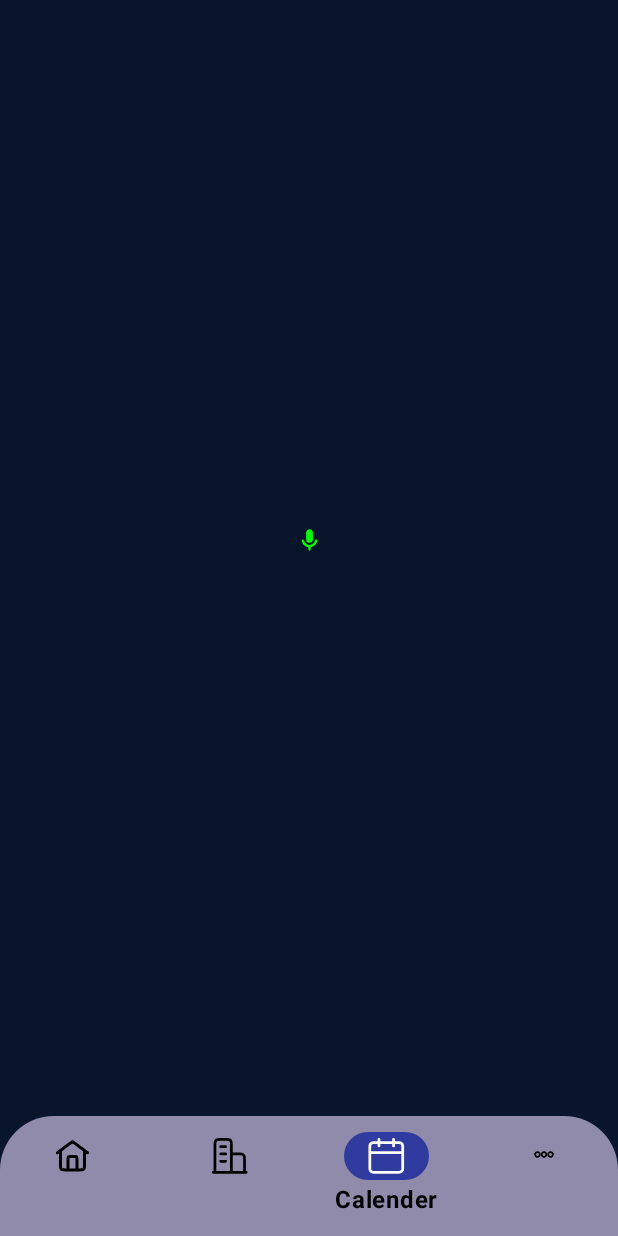
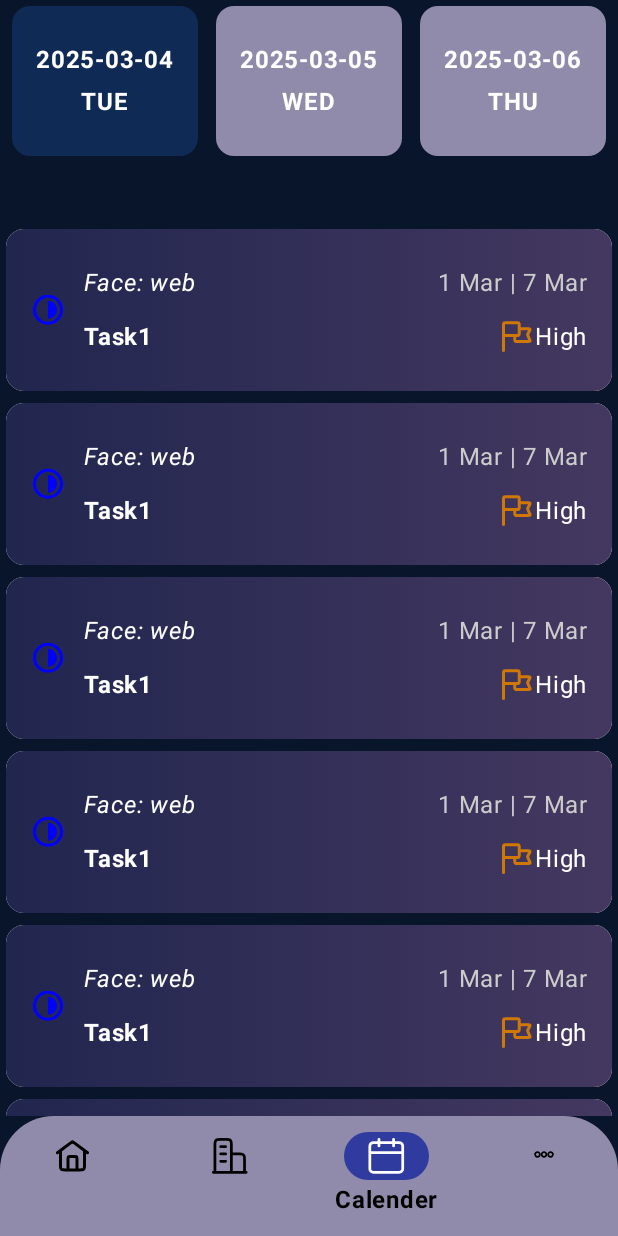
Before and after one commit to dev-dash0/Mobile-DevDash, an Android app built with Jetpack Compose: the MainScreen screen opened through its navigation route, item 3 of the bottom bar chosen, on a phone screen of 412 x 824 dp. Run offline under Robolectric (Android 15) with nearby library versions, the phone set to English and light mode, and no system bars; our stand-ins replace Dagger/Hilt's generated code; pictures from the network do not load.

Commit message:
Add calender ui with static data

```diff
--- a/app/src/main/java/com/elfeky/devdash/ui/screens/main_screens/calender/CalenderScreen.kt
+++ b/app/src/main/java/com/elfeky/devdash/ui/screens/main_screens/calender/CalenderScreen.kt
@@ -1,39 +1,41 @@
 package com.elfeky.devdash.ui.screens.main_screens.calender
 
-import androidx.compose.foundation.layout.Arrangement
 import androidx.compose.foundation.layout.Column
 import androidx.compose.foundation.layout.fillMaxSize
-import androidx.compose.foundation.layout.size
-import androidx.compose.material3.Text
+import androidx.compose.foundation.rememberScrollState
+import androidx.compose.foundation.verticalScroll
 import androidx.compose.runtime.Composable
-import androidx.compose.runtime.getValue
-import androidx.compose.runtime.mutableStateOf
+import androidx.compose.runtime.mutableIntStateOf
 import androidx.compose.runtime.remember
-import androidx.compose.runtime.setValue
 import androidx.compose.ui.Alignment
 import androidx.compose.ui.Modifier
-import androidx.compose.ui.unit.dp
-import com.elfeky.devdash.ui.common.component.voice_to_text_button.VoiceToTextButton
+import androidx.hilt.navigation.compose.hiltViewModel
+import com.elfeky.devdash.ui.screens.main_screens.calender.components.CalenderIssuesSection
+import com.elfeky.devdash.ui.screens.main_screens.calender.components.DaysSection
 
 @Composable
 fun CalenderScreen(
     accessToken: String,
     refreshToken: String,
-    modifier: Modifier = Modifier
+    modifier: Modifier = Modifier,
+    viewModel: CalenderViewModel = hiltViewModel()
 ) {
     Column(
-        modifier = modifier.fillMaxSize(),
-        verticalArrangement = Arrangement.Center,
+        modifier = modifier
+            .fillMaxSize()
+            .verticalScroll(rememberScrollState()),
         horizontalAlignment = Alignment.CenterHorizontally
     ) {
-        var text by remember { mutableStateOf("") }
+        var selectedIndex = remember { mutableIntStateOf(0) }
 
-
-        VoiceToTextButton(
-            modifier = Modifier.size(18.dp),
-        ) {
-            text = it
-        }
-        Text(text = text)
+        DaysSection(
+            modifier = Modifier.weight(1f),
+            dates = viewModel.dates,
+            selectedIndex = selectedIndex
+        )
+        CalenderIssuesSection(
+            modifier = Modifier.weight(4f),
+            issues = viewModel.issues[selectedIndex.intValue]
+        )
     }
 }
--- /dev/null
+++ b/app/src/main/java/com/elfeky/devdash/ui/screens/main_screens/calender/CalenderViewModel.kt
@@ -0,0 +1,137 @@
+package com.elfeky.devdash.ui.screens.main_screens.calender
+
+import androidx.lifecycle.ViewModel
+import com.elfeky.domain.model.CalenderIssue
+import dagger.hilt.android.lifecycle.HiltViewModel
+import java.time.LocalDate
+import java.time.format.DateTimeFormatter
+import javax.inject.Inject
+
+@HiltViewModel
+class CalenderViewModel @Inject constructor() : ViewModel() {
+
+
+    val dates = listOf("2025-03-04", "2025-03-05", "2025-03-06")
+    val issues: List<List<CalenderIssue>> = listOf(
+        listOf(
+            CalenderIssue(
+                title = "Task1",
+                priority = "High",
+                startDate = "2025-03-01",
+                deadline = "2025-03-07",
+                projectName = "web",
+                tenantName = "Face"
+            ),
+            CalenderIssue(
+                title = "Task1",
+                priority = "High",
+                startDate = "2025-03-01",
+                deadline = "2025-03-07",
+                projectName = "web",
+                tenantName = "Face"
+            ),
+            CalenderIssue(
+                title = "Task1",
+                priority = "High",
+                startDate = "2025-03-01",
+                deadline = "2025-03-07",
+                projectName = "web",
+                tenantName = "Face"
+            ),
+            CalenderIssue(
+                title = "Task1",
+                priority = "High",
+                startDate = "2025-03-01",
+                deadline = "2025-03-07",
+                projectName = "web",
+                tenantName = "Face"
+            ),
+            CalenderIssue(
+                title = "Task1",
+                priority = "High",
+                startDate = "2025-03-01",
+                deadline = "2025-03-07",
+                projectName = "web",
+                tenantName = "Face"
+            ),
+            CalenderIssue(
+                title = "Task1",
+                priority = "High",
+                startDate = "2025-03-01",
+                deadline = "2025-03-07",
+                projectName = "web",
+                tenantName = "Face"
+            ),
+
+            ),
+        listOf(
+            CalenderIssue(
+                title = "Task2",
+                priority = "High",
+                startDate = "2025-03-01",
+                deadline = "2025-03-07",
+                projectName = "web",
+                tenantName = "Face"
+            ),
+            CalenderIssue(
+                title = "Task2",
+                priority = "High",
+                startDate = "2025-03-01",
+                deadline = "2025-03-07",
+                projectName = "web",
+                tenantName = "Face"
+            ),
+            CalenderIssue(
+                title = "Task2",
+                priority = "High",
+                startDate = "2025-03-01",
+                deadline = "2025-03-07",
+                projectName = "web",
+                tenantName = "Face"
+            ),
+
+            ),
+        listOf(
+            CalenderIssue(
+                title = "Task3",
+                priority = "High",
+                startDate = "2025-03-01",
+                deadline = "2025-03-07",
+                projectName = "web",
+                tenantName = "Face"
+            ),
+            CalenderIssue(
+                title = "Task3",
+                priority = "High",
+                startDate = "2025-03-01",
+                deadline = "2025-03-07",
+                projectName = "web",
+                tenantName = "Face"
+            ),
+            CalenderIssue(
+                title = "Task3",
+                priority = "High",
+                startDate = "2025-03-01",
+                deadline = "2025-03-07",
+                projectName = "web",
+                tenantName = "Face"
+            ),
+
+            )
+    )
+
+
+    fun getDayOfWeek(dateString: String): String {
+        val formatter = DateTimeFormatter.ofPattern("yyyy-MM-dd")
+        val date = LocalDate.parse(dateString, formatter)
+        return date.dayOfWeek.toString().substring(0, 3)
+    }
+
+    fun formatDate(dateString: String): String {
+        val inputFormatter = DateTimeFormatter.ofPattern("yyyy-MM-dd")
+        val date = LocalDate.parse(dateString, inputFormatter)
+        val outputFormatter = DateTimeFormatter.ofPattern("d MMM")
+        return date.format(outputFormatter)
+    }
+
+}
--- /dev/null
+++ b/app/src/main/java/com/elfeky/devdash/ui/screens/main_screens/calender/components/CalenderIssueChip.kt
@@ -0,0 +1,113 @@
+package com.elfeky.devdash.ui.screens.main_screens.calender.components
+
+import androidx.compose.foundation.background
+import androidx.compose.foundation.layout.Arrangement
+import androidx.compose.foundation.layout.Box
+import androidx.compose.foundation.layout.Column
+import androidx.compose.foundation.layout.Row
+import androidx.compose.foundation.layout.Spacer
+import androidx.compose.foundation.layout.fillMaxSize
+import androidx.compose.foundation.layout.fillMaxWidth
+import androidx.compose.foundation.layout.height
+import androidx.compose.foundation.layout.padding
+import androidx.compose.foundation.layout.width
+import androidx.compose.material3.Card
+import androidx.compose.material3.Icon
+import androidx.compose.material3.MaterialTheme
+import androidx.compose.material3.Text
+import androidx.compose.runtime.Composable
+import androidx.compose.ui.Alignment
+import androidx.compose.ui.Modifier
+import androidx.compose.ui.graphics.Color
+import androidx.compose.ui.graphics.vector.ImageVector
+import androidx.compose.ui.res.vectorResource
+import androidx.compose.ui.text.font.FontStyle
+import androidx.compose.ui.text.font.FontWeight
+import androidx.compose.ui.unit.dp
+import androidx.hilt.navigation.compose.hiltViewModel
+import com.elfeky.devdash.ui.utils.cardGradientBackground
+import com.elfeky.domain.model.CalenderIssue
+import com.elfeky.devdash.R
+import com.elfeky.devdash.ui.screens.main_screens.calender.CalenderViewModel
+import com.elfeky.devdash.ui.theme.Orange
+
+@Composable
+fun CalenderIssueChip(
+    modifier: Modifier = Modifier,
+    calenderIssue: CalenderIssue,
+    viewModel: CalenderViewModel = hiltViewModel()
+) {
+    Card(
+        modifier = modifier,
+    ) {
+        Box(
+            modifier = Modifier
+                .fillMaxSize()
+                .background(cardGradientBackground)
+                .padding(horizontal = 16.dp, vertical = 24.dp)
+        ) {
+            Column(
+                modifier = Modifier.fillMaxSize()
+            ) {
+                Row(
+                    verticalAlignment = Alignment.CenterVertically,
+                    modifier = Modifier.fillMaxWidth()
+                ) {
+                    Icon(
+                        imageVector = ImageVector.vectorResource(R.drawable.status),
+                        contentDescription = "status",
+                        tint = Color.Blue
+                    )
+                    Spacer(Modifier.width(12.dp))
+                    Column(
+                        verticalArrangement = Arrangement.Center,
+                        horizontalAlignment = Alignment.CenterHorizontally
+                    ) {
+                        Row(
+                            verticalAlignment = Alignment.CenterVertically,
+                            horizontalArrangement = Arrangement.SpaceBetween,
+                            modifier = Modifier.fillMaxWidth()
+                        ) {
+                            Text(
+                                text = "${calenderIssue.tenantName}: ${calenderIssue.projectName}",
+                                color = MaterialTheme.colorScheme.onBackground,
+                                fontStyle = FontStyle.Italic
+                            )
+                            Text(
+                                text = "${viewModel.formatDate(calenderIssue.startDate)} | ${
+                                    viewModel.formatDate(
+                                        calenderIssue.deadline
+                                    )
+                                }",
+                                color = Color.LightGray
+                            )
+                        }
+                        Spacer(Modifier.height(12.dp))
+                        Row(
+                            verticalAlignment = Alignment.CenterVertically,
+                            horizontalArrangement = Arrangement.SpaceBetween,
+                            modifier = Modifier.fillMaxWidth()
+                        ) {
+                            Text(
+                                text = calenderIssue.title,
+                                color = MaterialTheme.colorScheme.onBackground,
+                                fontWeight = FontWeight.Bold
+                            )
+                            Row {
+                                Icon(
+                                    imageVector = ImageVector.vectorResource(R.drawable.flag_ic),
+                                    contentDescription = "Priority",
+                                    tint = Orange
+                                )
+                                Text(
+                                    text = calenderIssue.priority,
+                                    color = MaterialTheme.colorScheme.onBackground
+                                )
+                            }
+                        }
+                    }
+                }
+            }
+        }
+    }
+}
--- /dev/null
+++ b/app/src/main/java/com/elfeky/devdash/ui/screens/main_screens/calender/components/CalenderIssuesSection.kt
@@ -0,0 +1,25 @@
+package com.elfeky.devdash.ui.screens.main_screens.calender.components
+
+import androidx.compose.foundation.layout.Arrangement
+import androidx.compose.foundation.layout.PaddingValues
+import androidx.compose.foundation.lazy.LazyColumn
+import androidx.compose.runtime.Composable
+import androidx.compose.ui.Modifier
+import androidx.compose.ui.unit.dp
+import com.elfeky.domain.model.CalenderIssue
+
+@Composable
+fun CalenderIssuesSection(
+    modifier: Modifier = Modifier,
+    issues: List<CalenderIssue>
+) {
+    LazyColumn(
+        modifier = modifier,
+        contentPadding = PaddingValues(4.dp),
+        verticalArrangement = Arrangement.spacedBy(8.dp)
+    ) {
+        items(issues.size) { index ->
+            CalenderIssueChip(calenderIssue = issues[index])
+        }
+    }
+}
--- /dev/null
+++ b/app/src/main/java/com/elfeky/devdash/ui/screens/main_screens/calender/components/DayChip.kt
@@ -0,0 +1,71 @@
+package com.elfeky.devdash.ui.screens.main_screens.calender.components
+
+import android.annotation.SuppressLint
+import androidx.compose.foundation.clickable
+import androidx.compose.foundation.layout.Spacer
+import androidx.compose.foundation.layout.height
+import androidx.compose.foundation.layout.padding
+import androidx.compose.material3.Card
+import androidx.compose.material3.CardDefaults
+import androidx.compose.material3.MaterialTheme
+import androidx.compose.material3.Text
+import androidx.compose.runtime.Composable
+import androidx.compose.runtime.MutableIntState
+import androidx.compose.runtime.mutableIntStateOf
+import androidx.compose.ui.Alignment
+import androidx.compose.ui.Modifier
+import androidx.compose.ui.text.font.FontWeight
+import androidx.compose.ui.tooling.preview.Preview
+import androidx.compose.ui.unit.dp
+import androidx.hilt.navigation.compose.hiltViewModel
+import com.elfeky.devdash.ui.screens.main_screens.calender.CalenderViewModel
+import com.elfeky.devdash.ui.theme.DevDashTheme
+
+@Composable
+fun DayChip(
+    modifier: Modifier = Modifier,
+    date: String,
+    dateIndex: Int,
+    selectedIndex: MutableIntState,
+    viewModel: CalenderViewModel = hiltViewModel()
+) {
+    val dayOfWeek = viewModel.getDayOfWeek(date)
+
+    Card(
+        modifier = modifier
+            .clickable {
+                selectedIndex.intValue = dateIndex
+            },
+        colors = CardDefaults.cardColors(
+            containerColor = if (selectedIndex.intValue != dateIndex) MaterialTheme.colorScheme.surface
+            else MaterialTheme.colorScheme.primary
+        ),
+    ) {
+        Text(
+            text = date,
+            color = MaterialTheme.colorScheme.onBackground,
+            modifier = Modifier
+                .padding(top = 24.dp, start = 16.dp, end = 16.dp)
+                .align(Alignment.CenterHorizontally),
+            fontWeight = FontWeight.Bold
+        )
+        Spacer(Modifier.height(4.dp))
+        Text(
+            text = dayOfWeek,
+            color = MaterialTheme.colorScheme.onBackground,
+            modifier = Modifier
+                .padding(bottom = 24.dp, start = 16.dp, end = 16.dp)
+                .align(Alignment.CenterHorizontally),
+            fontWeight = FontWeight.Bold
+        )
+    }
+}
+
+@SuppressLint("UnrememberedMutableState")
+@Preview
+@Composable
+private fun DayChipPreview() {
+    DevDashTheme {
+        DayChip(date = "04-03-2025", dateIndex = 1, selectedIndex = mutableIntStateOf(1))
+    }
+}
--- /dev/null
+++ b/app/src/main/java/com/elfeky/devdash/ui/screens/main_screens/calender/components/DaysSection.kt
@@ -0,0 +1,30 @@
+package com.elfeky.devdash.ui.screens.main_screens.calender.components
+
+import androidx.compose.foundation.layout.Arrangement
+import androidx.compose.foundation.layout.PaddingValues
+import androidx.compose.foundation.lazy.LazyRow
+import androidx.compose.runtime.Composable
+import androidx.compose.runtime.MutableIntState
+import androidx.compose.ui.Modifier
+import androidx.compose.ui.unit.dp
+
+@Composable
+fun DaysSection(
+    modifier: Modifier = Modifier,
+    dates: List<String>,
+    selectedIndex: MutableIntState
+) {
+    LazyRow(
+        modifier = modifier,
+        contentPadding = PaddingValues(4.dp),
+        horizontalArrangement = Arrangement.spacedBy(12.dp)
+    ) {
+        items(dates.size){dateIndex ->
+            DayChip(
+                date = dates[dateIndex],
+                dateIndex = dateIndex,
+                selectedIndex = selectedIndex
+            )
+        }
+    }
+}
--- /dev/null
+++ b/app/src/main/res/drawable/status.xml
@@ -0,0 +1,14 @@
+<vector xmlns:android="http://schemas.android.com/apk/res/android"
+    android:width="24dp"
+    android:height="25dp"
+    android:viewportWidth="24"
+    android:viewportHeight="25">
+  <path
+      android:pathData="M12,12.5m-9,0a9,9 0,1 1,18 0a9,9 0,1 1,-18 0"
+      android:strokeWidth="2"
+      android:fillColor="#00000000"
+      android:strokeColor="#4854F1"/>
+  <path
+      android:pathData="M18,12.5C18,15.814 15.314,18.5 12,18.5C12,18.5 12,18.5 12,12.5C12,6.5 12,7 12,6.5C15.314,6.5 18,9.186 18,12.5Z"
+      android:fillColor="#4854F1"/>
+</vector>
--- /dev/null
+++ b/domain/src/main/java/com/elfeky/domain/model/CalenderIssue.kt
@@ -0,0 +1,10 @@
+package com.elfeky.domain.model
+
+data class CalenderIssue(
+    val title: String,
+    val priority: String,
+    val startDate: String,
+    val deadline: String,
+    val projectName: String,
+    val tenantName: String
+)
```
